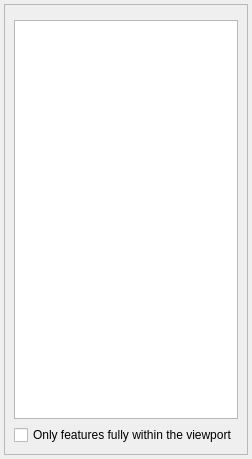
The window that src/Docks/FeaturesDock.ui (openstreetmap/merkaartor) describes before a commit, drawn with Qt 5.
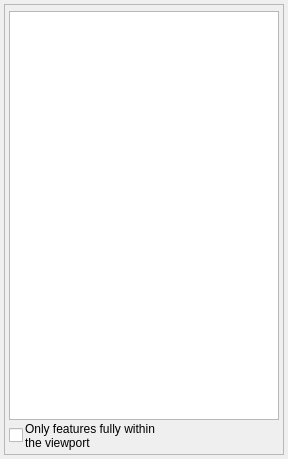
The same window after the commit.

```diff
--- a/src/Docks/FeaturesDock.ui
+++ b/src/Docks/FeaturesDock.ui
@@ -6,7 +6,7 @@
    <rect>
     <x>0</x>
     <y>0</y>
-    <width>235</width>
+    <width>288</width>
     <height>459</height>
    </rect>
   </property>
@@ -29,6 +29,12 @@
       <enum>QFrame::Raised</enum>
      </property>
      <layout class="QVBoxLayout">
+      <property name="spacing">
+       <number>2</number>
+      </property>
+      <property name="margin">
+       <number>4</number>
+      </property>
       <item>
        <widget class="QTabBar" name="tabBar" native="true"/>
       </item>
@@ -43,11 +49,40 @@
        </widget>
       </item>
       <item>
-       <widget class="QCheckBox" name="cbWithin">
-        <property name="text">
-         <string>Only features fully within the viewport</string>
-        </property>
-       </widget>
+       <layout class="QHBoxLayout" name="horizontalLayout">
+        <item>
+         <widget class="QCheckBox" name="cbWithin"/>
+        </item>
+        <item>
+         <widget class="QLabel" name="label">
+          <property name="text">
+           <string>Only features fully within the viewport</string>
+          </property>
+          <property name="wordWrap">
+           <bool>true</bool>
+          </property>
+          <property name="buddy">
+           <cstring>cbWithin</cstring>
+          </property>
+         </widget>
+        </item>
+        <item>
+         <spacer name="horizontalSpacer">
+          <property name="orientation">
+           <enum>Qt::Horizontal</enum>
+          </property>
+          <property name="sizeType">
+           <enum>QSizePolicy::Expanding</enum>
+          </property>
+          <property name="sizeHint" stdset="0">
+           <size>
+            <width>40</width>
+            <height>20</height>
+           </size>
+          </property>
+         </spacer>
+        </item>
+       </layout>
       </item>
      </layout>
     </widget>
```
Left out of the diff: 15 changed lines with no effect on the pictures.
